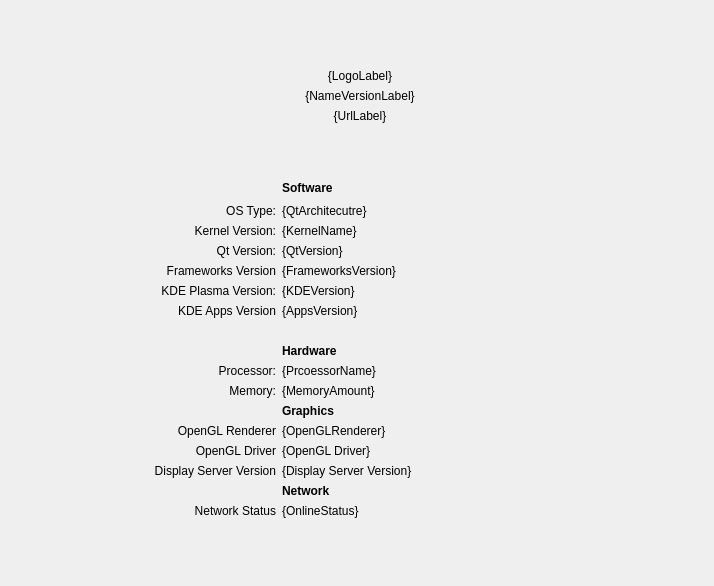
Qt form src/Module.ui (ds9-extras/kcm-about-extended) before a commit.
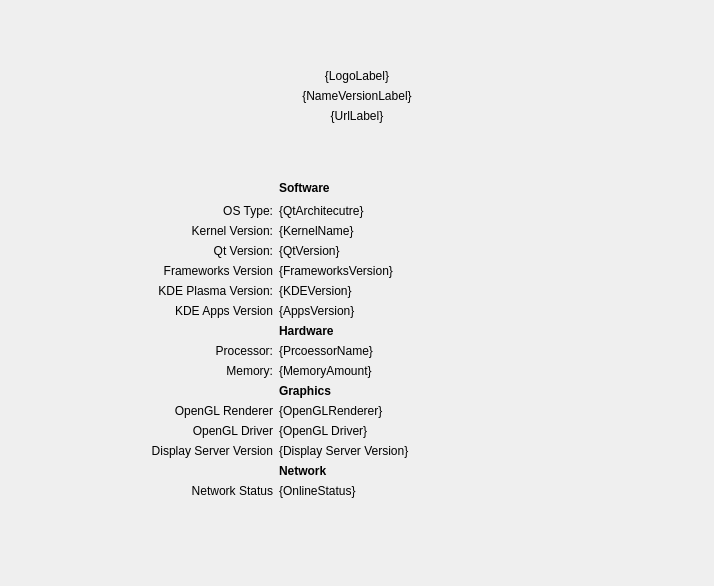
The same form after that commit.

Commit message: Added logo icons to categories

Diff of the .ui file:
```diff
--- a/src/Module.ui
+++ b/src/Module.ui
@@ -11,7 +11,7 @@
    </rect>
   </property>
   <layout class="QGridLayout" name="gridLayout_2">
-   <item row="0" column="0">
+   <item row="0" column="1">
     <widget class="QScrollArea" name="scrollArea">
      <property name="frameShape">
       <enum>QFrame::NoFrame</enum>
@@ -32,59 +32,7 @@
        </rect>
       </property>
       <layout class="QGridLayout" name="gridLayout">
-       <item row="3" column="3">
-        <widget class="QLabel" name="label_2">
-         <property name="font">
-          <font>
-           <weight>75</weight>
-           <bold>true</bold>
-          </font>
-         </property>
-         <property name="text">
-          <string>Software</string>
-         </property>
-         <property name="alignment">
-          <set>Qt::AlignLeading|Qt::AlignLeft|Qt::AlignVCenter</set>
-         </property>
-        </widget>
-       </item>
-       <item row="0" column="6">
-        <spacer name="horizontalSpacer_7">
-         <property name="orientation">
-          <enum>Qt::Horizontal</enum>
-         </property>
-         <property name="sizeHint" stdset="0">
-          <size>
-           <width>40</width>
-           <height>20</height>
-          </size>
-         </property>
-        </spacer>
-       </item>
-       <item row="10" column="2">
-        <widget class="QLabel" name="qt">
-         <property name="text">
-          <string>Qt Version:</string>
-         </property>
-         <property name="alignment">
-          <set>Qt::AlignRight|Qt::AlignTrailing|Qt::AlignVCenter</set>
-         </property>
-        </widget>
-       </item>
-       <item row="36" column="2">
-        <spacer name="verticalSpacer">
-         <property name="orientation">
-          <enum>Qt::Vertical</enum>
-         </property>
-         <property name="sizeHint" stdset="0">
-          <size>
-           <width>20</width>
-           <height>40</height>
-          </size>
-         </property>
-        </spacer>
-       </item>
-       <item row="18" column="3">
+       <item row="18" column="4">
         <widget class="QLabel" name="label">
          <property name="font">
           <font>
@@ -100,34 +48,21 @@
          </property>
         </widget>
        </item>
+       <item row="10" column="4">
+        <widget class="QLabel" name="kernelLabel">
+         <property name="text">
+          <string notr="true">{KernelName}</string>
+         </property>
+        </widget>
+       </item>
+       <item row="11" column="4">
+        <widget class="QLabel" name="qtLabel">
+         <property name="text">
+          <string notr="true">{QtVersion}</string>
+         </property>
+        </widget>
+       </item>
        <item row="17" column="3">
-        <widget class="QLabel" name="label_6">
-         <property name="text">
-          <string/>
-         </property>
-        </widget>
-       </item>
-       <item row="36" column="6">
-        <spacer name="verticalSpacer_8">
-         <property name="orientation">
-          <enum>Qt::Vertical</enum>
-         </property>
-         <property name="sizeHint" stdset="0">
-          <size>
-           <width>20</width>
-           <height>40</height>
-          </size>
-         </property>
-        </spacer>
-       </item>
-       <item row="15" column="3">
-        <widget class="QLabel" name="plasmaLabel">
-         <property name="text">
-          <string notr="true">{KDEVersion}</string>
-         </property>
-        </widget>
-       </item>
-       <item row="16" column="2">
         <widget class="QLabel" name="apps">
          <property name="text">
           <string>KDE Apps Version</string>
@@ -137,40 +72,7 @@
          </property>
         </widget>
        </item>
-       <item row="36" column="4">
-        <spacer name="verticalSpacer_4">
-         <property name="orientation">
-          <enum>Qt::Vertical</enum>
-         </property>
-         <property name="sizeHint" stdset="0">
-          <size>
-           <width>20</width>
-           <height>40</height>
-          </size>
-         </property>
-        </spacer>
-       </item>
-       <item row="3" column="2">
-        <spacer name="horizontalSpacer_9">
-         <property name="orientation">
-          <enum>Qt::Horizontal</enum>
-         </property>
-         <property name="sizeHint" stdset="0">
-          <size>
-           <width>40</width>
-           <height>20</height>
-          </size>
-         </property>
-        </spacer>
-       </item>
-       <item row="29" column="3">
-        <widget class="QLabel" name="memoryLabel">
-         <property name="text">
-          <string notr="true">{MemoryAmount}</string>
-         </property>
-        </widget>
-       </item>
-       <item row="30" column="3">
+       <item row="30" column="4">
         <widget class="QLabel" name="label_4">
          <property name="font">
           <font>
@@ -183,15 +85,75 @@
          </property>
         </widget>
        </item>
+       <item row="31" column="3">
+        <widget class="QLabel" name="opengl">
+         <property name="text">
+          <string>OpenGL Renderer</string>
+         </property>
+         <property name="alignment">
+          <set>Qt::AlignRight|Qt::AlignTrailing|Qt::AlignVCenter</set>
+         </property>
+        </widget>
+       </item>
+       <item row="27" column="3">
+        <widget class="QLabel" name="processor">
+         <property name="text">
+          <string notr="true">Processor:</string>
+         </property>
+         <property name="alignment">
+          <set>Qt::AlignRight|Qt::AlignTrailing|Qt::AlignVCenter</set>
+         </property>
+        </widget>
+       </item>
+       <item row="3" column="1">
+        <spacer name="horizontalSpacer_2">
+         <property name="orientation">
+          <enum>Qt::Horizontal</enum>
+         </property>
+         <property name="sizeHint" stdset="0">
+          <size>
+           <width>40</width>
+           <height>20</height>
+          </size>
+         </property>
+        </spacer>
+       </item>
        <item row="16" column="3">
+        <widget class="QLabel" name="plasma">
+         <property name="text">
+          <string>KDE Plasma Version:</string>
+         </property>
+         <property name="alignment">
+          <set>Qt::AlignRight|Qt::AlignTrailing|Qt::AlignVCenter</set>
+         </property>
+        </widget>
+       </item>
+       <item row="17" column="4">
         <widget class="QLabel" name="appsLabel">
          <property name="text">
           <string>{AppsVersion}</string>
          </property>
         </widget>
        </item>
-       <item row="3" column="7">
-        <spacer name="horizontalSpacer_3">
+       <item row="29" column="3">
+        <widget class="QLabel" name="memory">
+         <property name="text">
+          <string>Memory:</string>
+         </property>
+         <property name="alignment">
+          <set>Qt::AlignRight|Qt::AlignTrailing|Qt::AlignVCenter</set>
+         </property>
+        </widget>
+       </item>
+       <item row="5" column="4">
+        <widget class="QLabel" name="bitsLabel">
+         <property name="text">
+          <string notr="true">{QtArchitecutre}</string>
+         </property>
+        </widget>
+       </item>
+       <item row="0" column="7">
+        <spacer name="horizontalSpacer_7">
          <property name="orientation">
           <enum>Qt::Horizontal</enum>
          </property>
@@ -203,7 +165,126 @@
          </property>
         </spacer>
        </item>
-       <item row="0" column="3" colspan="2">
+       <item row="0" column="1">
+        <spacer name="horizontalSpacer_4">
+         <property name="orientation">
+          <enum>Qt::Horizontal</enum>
+         </property>
+         <property name="sizeHint" stdset="0">
+          <size>
+           <width>40</width>
+           <height>20</height>
+          </size>
+         </property>
+        </spacer>
+       </item>
+       <item row="3" column="4">
+        <widget class="QLabel" name="label_2">
+         <property name="font">
+          <font>
+           <weight>75</weight>
+           <bold>true</bold>
+          </font>
+         </property>
+         <property name="text">
+          <string>Software</string>
+         </property>
+         <property name="alignment">
+          <set>Qt::AlignLeading|Qt::AlignLeft|Qt::AlignVCenter</set>
+         </property>
+        </widget>
+       </item>
+       <item row="33" column="3">
+        <widget class="QLabel" name="displayServerVersion">
+         <property name="text">
+          <string>Display Server Version</string>
+         </property>
+         <property name="alignment">
+          <set>Qt::AlignRight|Qt::AlignTrailing|Qt::AlignVCenter</set>
+         </property>
+        </widget>
+       </item>
+       <item row="33" column="4">
+        <widget class="QLabel" name="displayServerVersionLabel">
+         <property name="text">
+          <string>{Display Server Version}</string>
+         </property>
+        </widget>
+       </item>
+       <item row="29" column="4">
+        <widget class="QLabel" name="memoryLabel">
+         <property name="text">
+          <string notr="true">{MemoryAmount}</string>
+         </property>
+        </widget>
+       </item>
+       <item row="0" column="3">
+        <spacer name="horizontalSpacer_6">
+         <property name="orientation">
+          <enum>Qt::Horizontal</enum>
+         </property>
+         <property name="sizeHint" stdset="0">
+          <size>
+           <width>40</width>
+           <height>20</height>
+          </size>
+         </property>
+        </spacer>
+       </item>
+       <item row="15" column="4">
+        <widget class="QLabel" name="frameworksLabel">
+         <property name="text">
+          <string>{FrameworksVersion}</string>
+         </property>
+        </widget>
+       </item>
+       <item row="3" column="3">
+        <spacer name="horizontalSpacer_9">
+         <property name="orientation">
+          <enum>Qt::Horizontal</enum>
+         </property>
+         <property name="sizeHint" stdset="0">
+          <size>
+           <width>40</width>
+           <height>20</height>
+          </size>
+         </property>
+        </spacer>
+       </item>
+       <item row="36" column="7">
+        <spacer name="verticalSpacer_8">
+         <property name="orientation">
+          <enum>Qt::Vertical</enum>
+         </property>
+         <property name="sizeHint" stdset="0">
+          <size>
+           <width>20</width>
+           <height>40</height>
+          </size>
+         </property>
+        </spacer>
+       </item>
+       <item row="10" column="3">
+        <widget class="QLabel" name="kernel">
+         <property name="text">
+          <string>Kernel Version:</string>
+         </property>
+         <property name="alignment">
+          <set>Qt::AlignRight|Qt::AlignTrailing|Qt::AlignVCenter</set>
+         </property>
+        </widget>
+       </item>
+       <item row="5" column="3">
+        <widget class="QLabel" name="label_3">
+         <property name="text">
+          <string>OS Type:</string>
+         </property>
+         <property name="alignment">
+          <set>Qt::AlignRight|Qt::AlignTrailing|Qt::AlignVCenter</set>
+         </property>
+        </widget>
+       </item>
+       <item row="0" column="4" colspan="2">
         <widget class="QWidget" name="widget" native="true">
          <layout class="QHBoxLayout" name="horizontalLayout">
           <item>
@@ -278,17 +359,20 @@
          </layout>
         </widget>
        </item>
-       <item row="15" column="2">
-        <widget class="QLabel" name="plasma">
-         <property name="text">
-          <string>KDE Plasma Version:</string>
+       <item row="0" column="8">
+        <spacer name="horizontalSpacer_5">
+         <property name="orientation">
+          <enum>Qt::Horizontal</enum>
          </property>
-         <property name="alignment">
-          <set>Qt::AlignRight|Qt::AlignTrailing|Qt::AlignVCenter</set>
+         <property name="sizeHint" stdset="0">
+          <size>
+           <width>40</width>
+           <height>20</height>
+          </size>
          </property>
-        </widget>
+        </spacer>
        </item>
-       <item row="34" column="3">
+       <item row="34" column="4">
         <widget class="QLabel" name="label_5">
          <property name="font">
           <font>
@@ -301,224 +385,161 @@
          </property>
         </widget>
        </item>
-       <item row="14" column="3">
-        <widget class="QLabel" name="frameworksLabel">
+       <item row="11" column="3">
+        <widget class="QLabel" name="qt">
          <property name="text">
-          <string>{FrameworksVersion}</string>
+          <string>Qt Version:</string>
          </property>
-        </widget>
-       </item>
-       <item row="36" column="3">
-        <spacer name="verticalSpacer_7">
-         <property name="orientation">
-          <enum>Qt::Vertical</enum>
-         </property>
-         <property name="sizeHint" stdset="0">
-          <size>
-           <width>20</width>
-           <height>40</height>
-          </size>
-         </property>
-        </spacer>
-       </item>
-       <item row="4" column="3">
-        <widget class="QLabel" name="bitsLabel">
-         <property name="text">
-          <string notr="true">{QtArchitecutre}</string>
-         </property>
-        </widget>
-       </item>
-       <item row="27" column="2">
-        <widget class="QLabel" name="processor">
-         <property name="text">
-          <string notr="true">Processor:</string>
-         </property>
          <property name="alignment">
           <set>Qt::AlignRight|Qt::AlignTrailing|Qt::AlignVCenter</set>
          </property>
         </widget>
        </item>
-       <item row="3" column="1">
-        <spacer name="horizontalSpacer_2">
-         <property name="orientation">
-          <enum>Qt::Horizontal</enum>
-         </property>
-         <property name="sizeHint" stdset="0">
-          <size>
-           <width>40</width>
-           <height>20</height>
-          </size>
-         </property>
-        </spacer>
-       </item>
-       <item row="9" column="2">
-        <widget class="QLabel" name="kernel">
+       <item row="15" column="3">
+        <widget class="QLabel" name="label_9">
          <property name="text">
-          <string>Kernel Version:</string>
+          <string>Frameworks Version</string>
          </property>
          <property name="alignment">
           <set>Qt::AlignRight|Qt::AlignTrailing|Qt::AlignVCenter</set>
          </property>
         </widget>
        </item>
-       <item row="35" column="2">
-        <widget class="QLabel" name="network">
+       <item row="16" column="4">
+        <widget class="QLabel" name="plasmaLabel">
          <property name="text">
-          <string>Network Status</string>
+          <string notr="true">{KDEVersion}</string>
          </property>
-         <property name="alignment">
-          <set>Qt::AlignRight|Qt::AlignTrailing|Qt::AlignVCenter</set>
-         </property>
         </widget>
        </item>
-       <item row="29" column="2">
-        <widget class="QLabel" name="memory">
-         <property name="text">
-          <string>Memory:</string>
-         </property>
-         <property name="alignment">
-          <set>Qt::AlignRight|Qt::AlignTrailing|Qt::AlignVCenter</set>
-         </property>
-        </widget>
-       </item>
-       <item row="32" column="3">
-        <widget class="QLabel" name="openglDriverLabel">
-         <property name="text">
-          <string>{OpenGL Driver}</string>
-         </property>
-        </widget>
-       </item>
-       <item row="33" column="2">
-        <widget class="QLabel" name="displayServerVersion">
-         <property name="text">
-          <string>Display Server Version</string>
-         </property>
-         <property name="alignment">
-          <set>Qt::AlignRight|Qt::AlignTrailing|Qt::AlignVCenter</set>
-         </property>
-        </widget>
-       </item>
-       <item row="31" column="2">
-        <widget class="QLabel" name="opengl">
-         <property name="text">
-          <string>OpenGL Renderer</string>
-         </property>
-         <property name="alignment">
-          <set>Qt::AlignRight|Qt::AlignTrailing|Qt::AlignVCenter</set>
-         </property>
-        </widget>
-       </item>
-       <item row="9" column="3">
-        <widget class="QLabel" name="kernelLabel">
-         <property name="text">
-          <string notr="true">{KernelName}</string>
-         </property>
-        </widget>
-       </item>
-       <item row="0" column="2">
-        <spacer name="horizontalSpacer_6">
-         <property name="orientation">
-          <enum>Qt::Horizontal</enum>
-         </property>
-         <property name="sizeHint" stdset="0">
-          <size>
-           <width>40</width>
-           <height>20</height>
-          </size>
-         </property>
-        </spacer>
-       </item>
-       <item row="10" column="3">
-        <widget class="QLabel" name="qtLabel">
-         <property name="text">
-          <string notr="true">{QtVersion}</string>
-         </property>
-        </widget>
-       </item>
-       <item row="27" column="3">
+       <item row="27" column="4">
         <widget class="QLabel" name="processorLabel">
          <property name="text">
           <string notr="true">{PrcoessorName}</string>
          </property>
         </widget>
        </item>
-       <item row="33" column="3">
-        <widget class="QLabel" name="displayServerVersionLabel">
-         <property name="text">
-          <string>{Display Server Version}</string>
-         </property>
-        </widget>
-       </item>
-       <item row="0" column="7">
-        <spacer name="horizontalSpacer_5">
-         <property name="orientation">
-          <enum>Qt::Horizontal</enum>
-         </property>
-         <property name="sizeHint" stdset="0">
-          <size>
-           <width>40</width>
-           <height>20</height>
-          </size>
-         </property>
-        </spacer>
-       </item>
-       <item row="0" column="1">
-        <spacer name="horizontalSpacer_4">
-         <property name="orientation">
-          <enum>Qt::Horizontal</enum>
-         </property>
-         <property name="sizeHint" stdset="0">
-          <size>
-           <width>40</width>
-           <height>20</height>
-          </size>
-         </property>
-        </spacer>
-       </item>
-       <item row="32" column="2">
-        <widget class="QLabel" name="openglDriver">
-         <property name="text">
-          <string>OpenGL Driver</string>
-         </property>
-         <property name="alignment">
-          <set>Qt::AlignRight|Qt::AlignTrailing|Qt::AlignVCenter</set>
-         </property>
-        </widget>
-       </item>
        <item row="35" column="3">
-        <widget class="QLabel" name="networkLabel">
+        <widget class="QLabel" name="network">
          <property name="text">
-          <string>{OnlineStatus}</string>
+          <string>Network Status</string>
          </property>
-        </widget>
-       </item>
-       <item row="4" column="2">
-        <widget class="QLabel" name="label_3">
-         <property name="text">
-          <string>OS Type:</string>
-         </property>
          <property name="alignment">
           <set>Qt::AlignRight|Qt::AlignTrailing|Qt::AlignVCenter</set>
          </property>
         </widget>
        </item>
-       <item row="14" column="2">
-        <widget class="QLabel" name="label_9">
-         <property name="text">
-          <string>Frameworks Version</string>
-         </property>
-         <property name="alignment">
-          <set>Qt::AlignRight|Qt::AlignTrailing|Qt::AlignVCenter</set>
-         </property>
-        </widget>
-       </item>
-       <item row="31" column="3">
+       <item row="31" column="4">
         <widget class="QLabel" name="openglLabel">
          <property name="text">
           <string>{OpenGLRenderer}</string>
          </property>
         </widget>
        </item>
+       <item row="35" column="4">
+        <widget class="QLabel" name="networkLabel">
+         <property name="text">
+          <string>{OnlineStatus}</string>
+         </property>
+        </widget>
+       </item>
+       <item row="36" column="3">
+        <spacer name="verticalSpacer">
+         <property name="orientation">
+          <enum>Qt::Vertical</enum>
+         </property>
+         <property name="sizeHint" stdset="0">
+          <size>
+           <width>20</width>
+           <height>40</height>
+          </size>
+         </property>
+        </spacer>
+       </item>
+       <item row="36" column="4">
+        <spacer name="verticalSpacer_7">
+         <property name="orientation">
+          <enum>Qt::Vertical</enum>
+         </property>
+         <property name="sizeHint" stdset="0">
+          <size>
+           <width>20</width>
+           <height>40</height>
+          </size>
+         </property>
+        </spacer>
+       </item>
+       <item row="36" column="5">
+        <spacer name="verticalSpacer_4">
+         <property name="orientation">
+          <enum>Qt::Vertical</enum>
+         </property>
+         <property name="sizeHint" stdset="0">
+          <size>
+           <width>20</width>
+           <height>40</height>
+          </size>
+         </property>
+        </spacer>
+       </item>
+       <item row="32" column="3">
+        <widget class="QLabel" name="openglDriver">
+         <property name="text">
+          <string>OpenGL Driver</string>
+         </property>
+         <property name="alignment">
+          <set>Qt::AlignRight|Qt::AlignTrailing|Qt::AlignVCenter</set>
+         </property>
+        </widget>
+       </item>
+       <item row="32" column="4">
+        <widget class="QLabel" name="openglDriverLabel">
+         <property name="text">
+          <string>{OpenGL Driver}</string>
+         </property>
+        </widget>
+       </item>
+       <item row="3" column="8">
+        <spacer name="horizontalSpacer_3">
+         <property name="orientation">
+          <enum>Qt::Horizontal</enum>
+         </property>
+         <property name="sizeHint" stdset="0">
+          <size>
+           <width>40</width>
+           <height>20</height>
+          </size>
+         </property>
+        </spacer>
+       </item>
+       <item row="3" column="7">
+        <widget class="QLabel" name="softwareLogo">
+         <property name="text">
+          <string/>
+         </property>
+        </widget>
+       </item>
+       <item row="18" column="7">
+        <widget class="QLabel" name="hardwareLogo">
+         <property name="text">
+          <string/>
+         </property>
+        </widget>
+       </item>
+       <item row="30" column="7">
+        <widget class="QLabel" name="graphicsLogo">
+         <property name="text">
+          <string/>
+         </property>
+        </widget>
+       </item>
+       <item row="34" column="7">
+        <widget class="QLabel" name="networkLogo">
+         <property name="text">
+          <string/>
+         </property>
+        </widget>
+       </item>
       </layout>
      </widget>
     </widget>
```
The commit also changes 1 other file.
